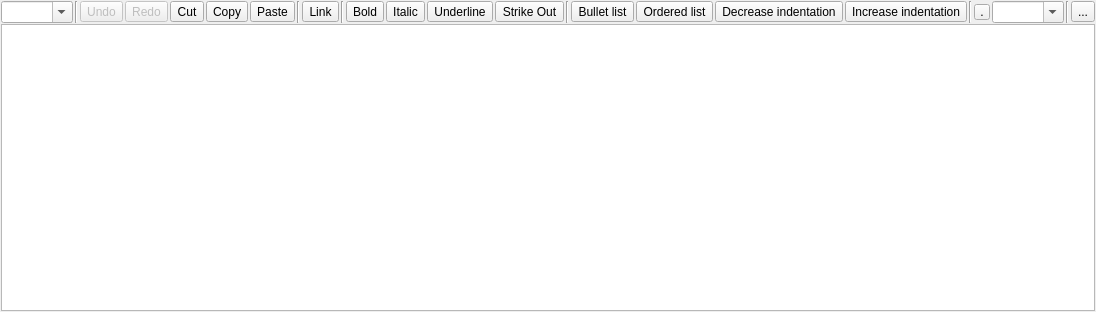
Before: the Qt Designer form mrichtextedit.ui in Anchakor/MRichTextEditor, drawn with Qt 5.
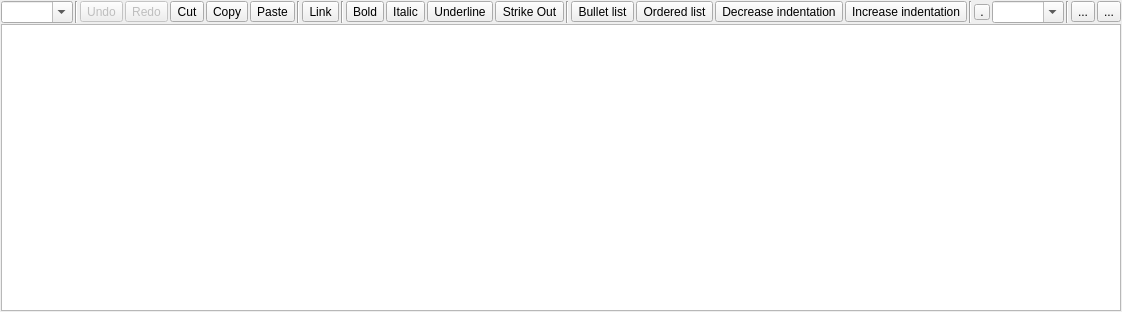
After: the same form once the commit is applied. Icons and pictures are not drawn. Custom widgets are drawn as their Qt base class.

Patch:
```diff
--- a/mrichtextedit.ui
+++ b/mrichtextedit.ui
@@ -484,6 +484,13 @@
         </property>
        </spacer>
       </item>
+      <item>
+       <widget class="QToolButton" name="f_menu">
+        <property name="text">
+         <string>...</string>
+        </property>
+       </widget>
+      </item>
      </layout>
      <zorder>f_paragraph</zorder>
      <zorder>line_4</zorder>
```
Left out of the diff: 7 changed lines with no effect on the pictures.
